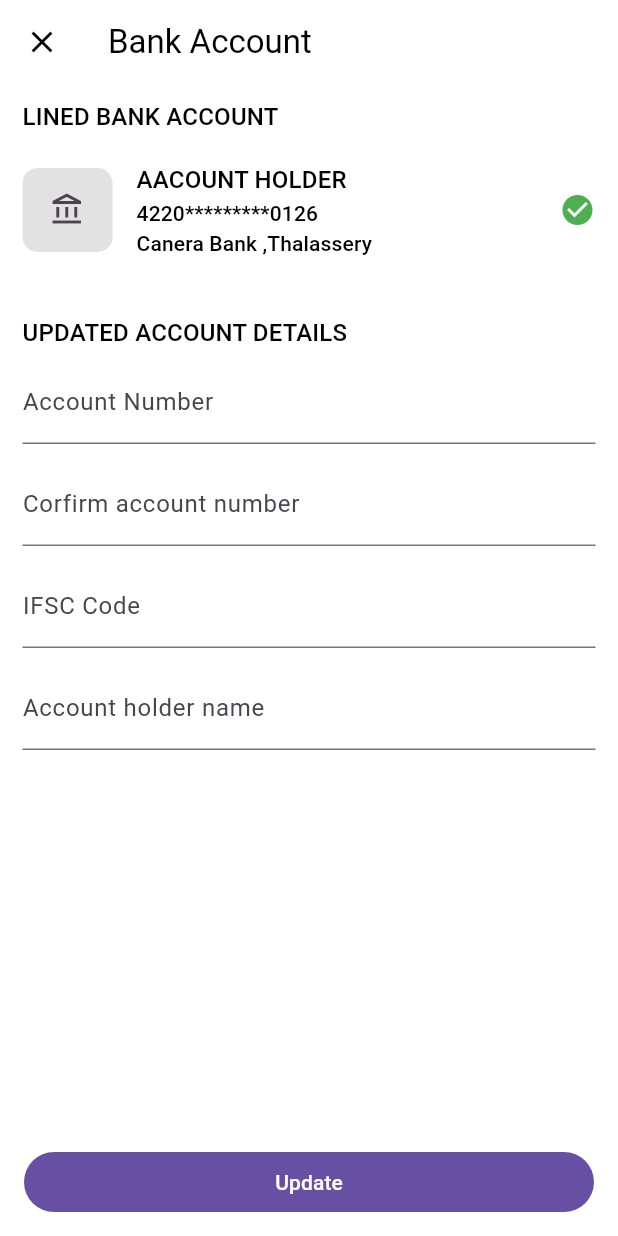
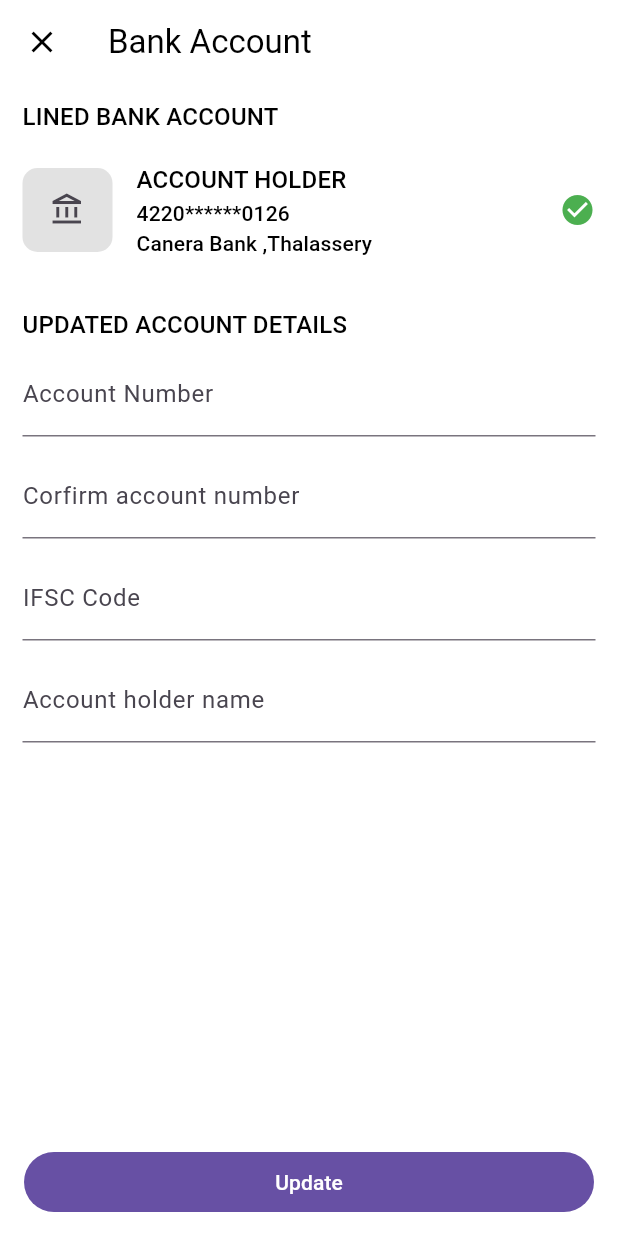
Before and after one commit to sreenandh-tp/manage_gathering, a Flutter app: the ManageBankAccountPage screen opened directly, on a phone screen of 412 x 824 dp. Run offline on Flutter 3.47's test engine with Material 3 defaults, Android fonts, the phone set to English and light mode, and no system bars.

Commit message:
26/12/2024

```diff
--- a/lib/manage_gathering/screen/settings/screens/manage_bank_account.dart
+++ b/lib/manage_gathering/screen/settings/screens/manage_bank_account.dart
@@ -6,7 +6,7 @@ class ManageBankAccountPage extends StatelessWidget {
   @override
   Widget build(BuildContext context) {
     return Scaffold(
-      resizeToAvoidBottomInset: false,
+      resizeToAvoidBottomInset: true,
       appBar: AppBar(
         leading: const CloseButton(),
         title: Text(
@@ -14,8 +14,7 @@ class ManageBankAccountPage extends StatelessWidget {
           style: Theme.of(context).textTheme.titleLarge,
         ),
       ),
-      body: Column(
-        crossAxisAlignment: CrossAxisAlignment.start,
+      body: ListView(
         children: [
           Padding(
             padding: const EdgeInsets.only(left: 15, right: 10, top: 10),
@@ -35,7 +34,7 @@ class ManageBankAccountPage extends StatelessWidget {
               child: const Icon(Icons.account_balance_outlined),
             ),
             title: Text(
-              "AACOUNT HOLDER",
+              "ACCOUNT HOLDER",
               style: Theme.of(context).textTheme.titleMedium,
             ),
             subtitle: Column(
@@ -43,7 +42,7 @@ class ManageBankAccountPage extends StatelessWidget {
               crossAxisAlignment: CrossAxisAlignment.start,
               children: [
                 Text(
-                  "4220*********0126",
+                  "4220******0126",
                   style: Theme.of(context).textTheme.titleSmall,
                 ),
                 Text(
@@ -58,7 +57,7 @@ class ManageBankAccountPage extends StatelessWidget {
             ),
           ),
           Padding(
-            padding: const EdgeInsets.only(left: 15, right: 10, top: 30),
+            padding: const EdgeInsets.only(left: 15, right: 10, top: 25),
             child: Text(
               "UPDATED ACCOUNT DETAILS",
               style: Theme.of(context).textTheme.titleMedium,
--- a/lib/manage_gathering/screen/tabbar_pages/organizer_page.dart
+++ b/lib/manage_gathering/screen/tabbar_pages/organizer_page.dart
@@ -70,13 +70,15 @@ class OrganizerPage extends StatelessWidget {
                         },
                       );
                     },
-                    child: const Text(
+                    child: Text(
                       "Remove",
+                      style: Theme.of(context).textTheme.labelMedium,
                     ),
                   ),
-                  const PopupMenuItem(
+                  PopupMenuItem(
                     child: Text(
                       "Call",
+                      style: Theme.of(context).textTheme.labelMedium,
                     ),
                   ),
                 ],
--- /dev/null
+++ b/lib/theme/theme_class.dart
@@ -0,0 +1,92 @@
+import 'package:flutter/material.dart';
+
+//Light Theme
+class ThemeClass {
+  static ThemeData lightTheme = ThemeData(
+    primaryColor: const Color.fromARGB(255, 243, 238, 251),
+    dialogTheme: const DialogTheme(backgroundColor: Colors.white),
+    bottomSheetTheme: const BottomSheetThemeData(backgroundColor: Colors.white),
+    bottomAppBarTheme: const BottomAppBarTheme(color: Colors.white),
+    cardTheme: CardTheme(
+        color: const Color.fromARGB(255, 243, 238, 251),
+        shape: RoundedRectangleBorder(
+            side: const BorderSide(color: Colors.black38),
+            borderRadius: BorderRadius.circular(10))),
+    outlinedButtonTheme: const OutlinedButtonThemeData(
+        style: ButtonStyle(
+            iconColor: WidgetStatePropertyAll(Colors.black),
+            side: WidgetStatePropertyAll(BorderSide(color: Colors.black)))),
+    popupMenuTheme: const PopupMenuThemeData(iconColor: Colors.black),
+    iconButtonTheme: const IconButtonThemeData(
+        style: ButtonStyle(iconColor: WidgetStatePropertyAll(Colors.black))),
+    appBarTheme: const AppBarTheme(color: Colors.white),
+    tabBarTheme: const TabBarTheme(
+      labelColor: Colors.black,
+      dividerColor: Colors.black26,
+    ),
+    iconTheme: const IconThemeData(color: Colors.black45),
+    textTheme: const TextTheme(
+      titleLarge: TextStyle(color: Colors.black),
+      titleMedium: TextStyle(color: Colors.black),
+      titleSmall: TextStyle(color: Colors.black),
+      labelLarge: TextStyle(color: Colors.black),
+      labelMedium: TextStyle(color: Colors.black),
+      labelSmall: TextStyle(color: Colors.black),
+      bodyLarge: TextStyle(color: Colors.black),
+      bodyMedium: TextStyle(color: Colors.black),
+      bodySmall: TextStyle(color: Colors.black),
+    ),
+    scaffoldBackgroundColor: Colors.white,
+    chipTheme: const ChipThemeData(
+      backgroundColor: Color.fromARGB(255, 245, 240, 255),
+    ),
+    useMaterial3: true,
+  );
+
+  //Dark Theme
+  static ThemeData darkTheme = ThemeData(
+    primaryColor: Colors.black,
+    dialogTheme: const DialogTheme(backgroundColor: Colors.black87),
+    bottomSheetTheme:
+        const BottomSheetThemeData(backgroundColor: Colors.black87),
+    bottomAppBarTheme: const BottomAppBarTheme(color: Colors.black),
+    cardColor: Colors.black12,
+    cardTheme: CardTheme(
+      color: Colors.black12,
+      shape: RoundedRectangleBorder(
+        side: const BorderSide(color: Colors.white30),
+        borderRadius: BorderRadius.circular(10),
+      ),
+    ),
+    outlinedButtonTheme: const OutlinedButtonThemeData(
+        style: ButtonStyle(
+            iconColor: WidgetStatePropertyAll(Colors.white),
+            side: WidgetStatePropertyAll(BorderSide(color: Colors.white)))),
+    popupMenuTheme: const PopupMenuThemeData(iconColor: Colors.white),
+    iconButtonTheme: const IconButtonThemeData(
+      style: ButtonStyle(
+        iconColor: WidgetStatePropertyAll(Colors.white),
+      ),
+    ),
+    appBarTheme: const AppBarTheme(color: Colors.black),
+    tabBarTheme: const TabBarTheme(
+      labelColor: Colors.white,
+      dividerColor: Colors.white24,
+    ),
+    iconTheme: const IconThemeData(color: Colors.white),
+    textTheme: const TextTheme(
+      titleLarge: TextStyle(color: Colors.white, fontSize: 18),
+      titleMedium: TextStyle(color: Colors.white),
+      titleSmall: TextStyle(color: Colors.white),
+      labelLarge: TextStyle(color: Colors.white),
+      labelMedium: TextStyle(color: Colors.white),
+      labelSmall: TextStyle(color: Colors.white),
+      bodyLarge: TextStyle(color: Colors.white),
+      bodyMedium: TextStyle(color: Colors.white),
+      bodySmall: TextStyle(color: Colors.white),
+    ),
+    scaffoldBackgroundColor: Colors.black,
+    chipTheme: const ChipThemeData(backgroundColor: Colors.black),
+    useMaterial3: true,
+  );
+}
```
Also changed, not shown: lib/main.dart (+3 -87 lines), lib/manage_gathering/screen/manage_gathering.dart (+9 -9 lines).
